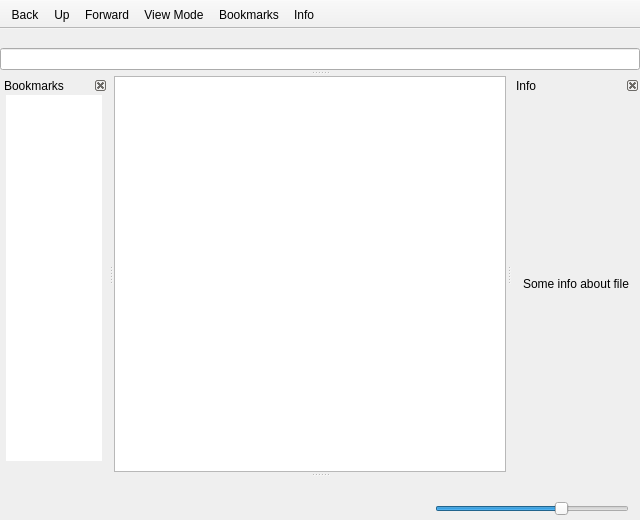
This is mainwindow.ui in FrankMamuda/filemanager as Qt 5 draws it before an edit. The edited form follows.
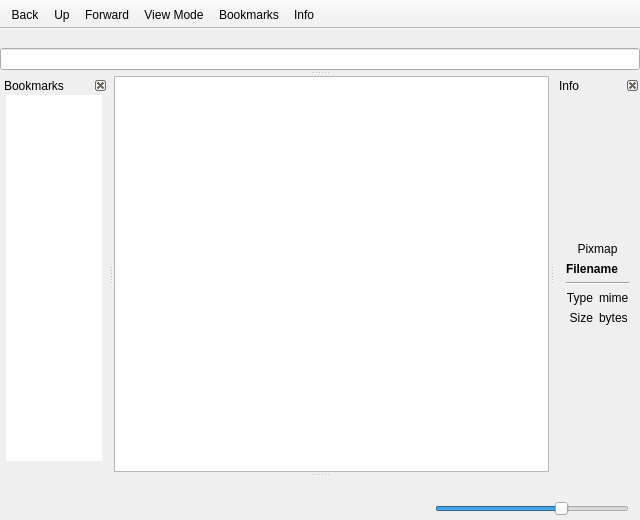
This is the edited form. Icons and pictures are not drawn. Custom widgets are drawn as their Qt base class.

```diff
--- a/mainwindow.ui
+++ b/mainwindow.ui
@@ -328,14 +328,119 @@
     <number>2</number>
    </attribute>
    <widget class="QWidget" name="dockInfoContents">
-    <layout class="QGridLayout" name="gridLayout_2">
-     <item row="0" column="0">
-      <widget class="QLabel" name="label">
+    <layout class="QVBoxLayout" name="verticalLayout_2">
+     <item>
+      <spacer name="topSpacer">
+       <property name="orientation">
+        <enum>Qt::Vertical</enum>
+       </property>
+       <property name="sizeHint" stdset="0">
+        <size>
+         <width>20</width>
+         <height>40</height>
+        </size>
+       </property>
+      </spacer>
+     </item>
+     <item>
+      <widget class="QLabel" name="labelPixmap">
        <property name="text">
-        <string>Some info about file</string>
+        <string>Pixmap</string>
        </property>
+       <property name="alignment">
+        <set>Qt::AlignCenter</set>
+       </property>
       </widget>
      </item>
+     <item>
+      <widget class="FilenameLabel" name="labelFileName">
+       <property name="sizePolicy">
+        <sizepolicy hsizetype="Fixed" vsizetype="Preferred">
+         <horstretch>0</horstretch>
+         <verstretch>0</verstretch>
+        </sizepolicy>
+       </property>
+       <property name="font">
+        <font>
+         <weight>75</weight>
+         <bold>true</bold>
+        </font>
+       </property>
+       <property name="text">
+        <string>Filename</string>
+       </property>
+       <property name="alignment">
+        <set>Qt::AlignCenter</set>
+       </property>
+       <property name="wordWrap">
+        <bool>true</bool>
+       </property>
+      </widget>
+     </item>
+     <item>
+      <widget class="Line" name="line">
+       <property name="orientation">
+        <enum>Qt::Horizontal</enum>
+       </property>
+      </widget>
+     </item>
+     <item>
+      <layout class="QGridLayout" name="infoLayout">
+       <item row="0" column="1">
+        <widget class="QLabel" name="valueType">
+         <property name="text">
+          <string>mime</string>
+         </property>
+         <property name="wordWrap">
+          <bool>true</bool>
+         </property>
+        </widget>
+       </item>
+       <item row="0" column="0">
+        <widget class="QLabel" name="labelType">
+         <property name="text">
+          <string>Type</string>
+         </property>
+         <property name="alignment">
+          <set>Qt::AlignRight|Qt::AlignTrailing|Qt::AlignVCenter</set>
+         </property>
+        </widget>
+       </item>
+       <item row="1" column="0">
+        <widget class="QLabel" name="labelSize">
+         <property name="text">
+          <string>Size</string>
+         </property>
+         <property name="alignment">
+          <set>Qt::AlignRight|Qt::AlignTrailing|Qt::AlignVCenter</set>
+         </property>
+        </widget>
+       </item>
+       <item row="1" column="1">
+        <widget class="QLabel" name="valueSize">
+         <property name="text">
+          <string>bytes</string>
+         </property>
+         <property name="wordWrap">
+          <bool>true</bool>
+         </property>
+        </widget>
+       </item>
+      </layout>
+     </item>
+     <item>
+      <spacer name="bottomSpacer">
+       <property name="orientation">
+        <enum>Qt::Vertical</enum>
+       </property>
+       <property name="sizeHint" stdset="0">
+        <size>
+         <width>20</width>
+         <height>40</height>
+        </size>
+       </property>
+      </spacer>
+     </item>
     </layout>
    </widget>
   </widget>
@@ -512,6 +617,11 @@
    <extends>QListView</extends>
    <header>sideview.h</header>
   </customwidget>
+  <customwidget>
+   <class>FilenameLabel</class>
+   <extends>QLabel</extends>
+   <header>filenamelabel.h</header>
+  </customwidget>
  </customwidgets>
  <resources/>
  <connections/>
```
